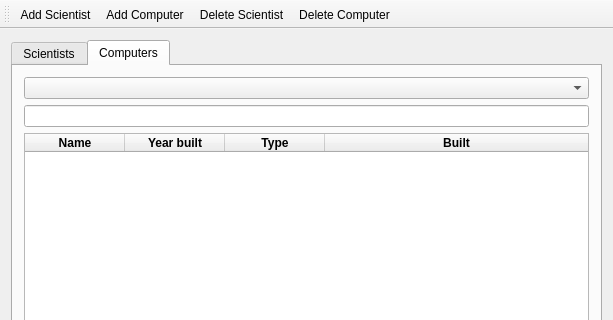
Above: mainwindow.ui from VLN1-Hopur23/VLN1-Hopur23 before the change; both pictures show x 0 to 613 and y 0 to 320 of the 613 by 525 pixel window. Below: the same form after it.
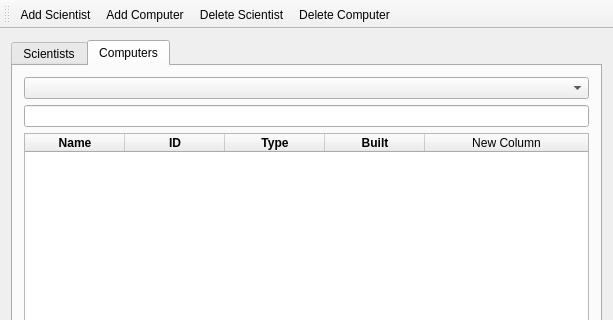
That is the form after the change. The open tabs and pages were chosen to show the change. Icons and pictures are not drawn.

Commit message: editing delete function and display

The edit to the form file:
```diff
--- a/mainwindow.ui
+++ b/mainwindow.ui
@@ -164,7 +164,7 @@
           </column>
           <column>
            <property name="text">
-            <string>Year built</string>
+            <string>ID</string>
            </property>
            <property name="font">
             <font>
@@ -195,6 +195,11 @@
             </font>
            </property>
           </column>
+          <column>
+           <property name="text">
+            <string>New Column</string>
+           </property>
+          </column>
          </widget>
         </item>
         <item>
```
Left out of the diff: 9 changed lines with no effect on the pictures. The commit also changes 1 other file.
